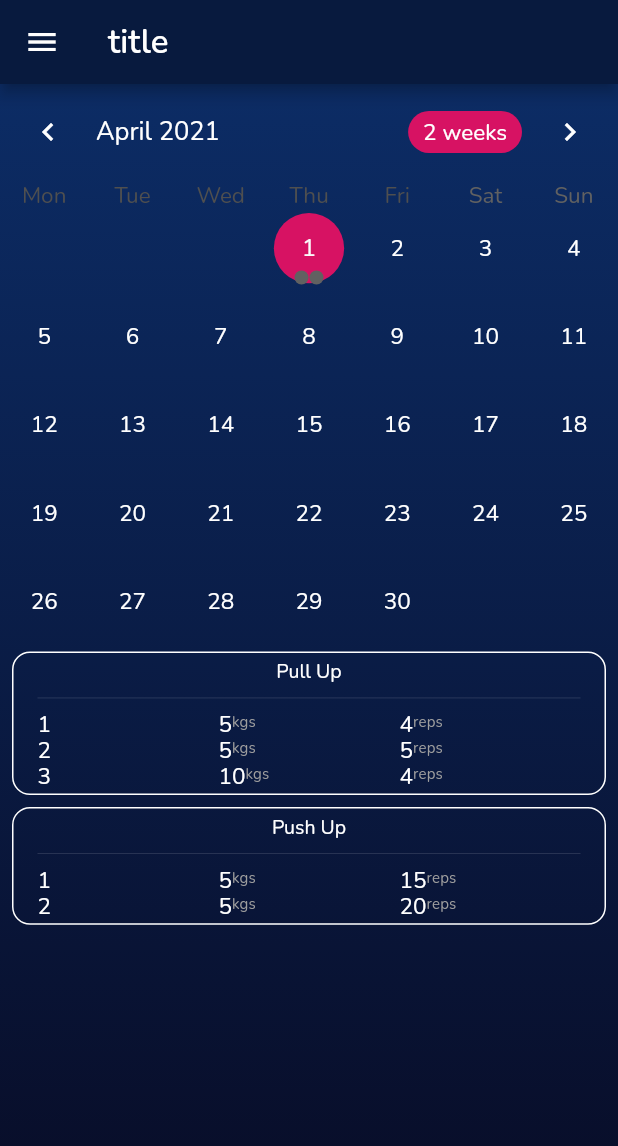
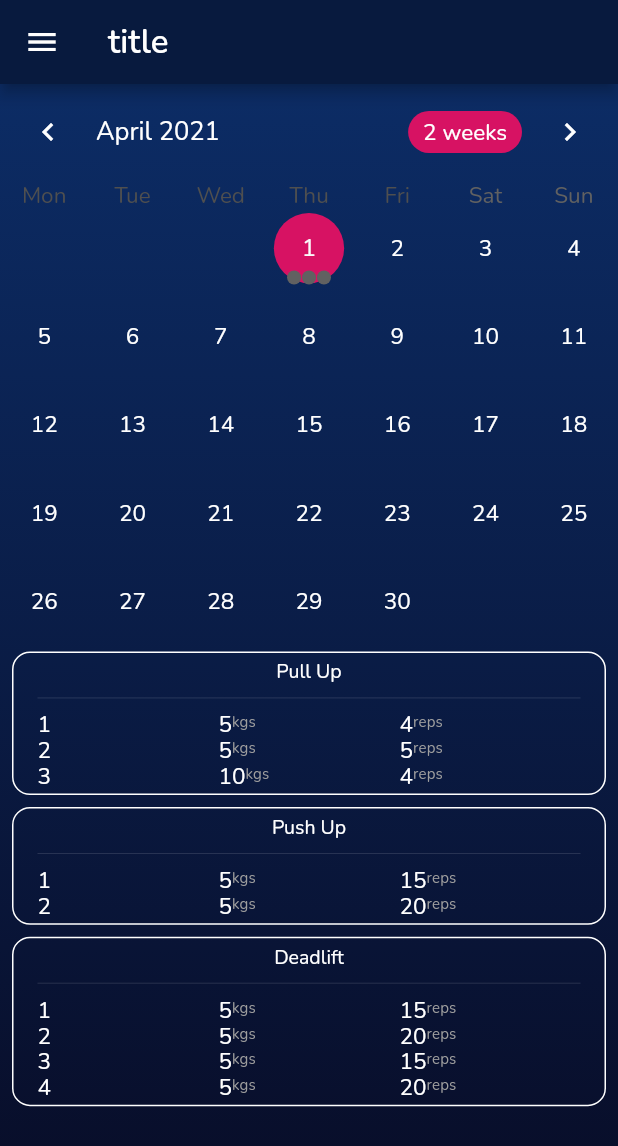
Before and after one commit to murock/calisthenics_logger_2, a Flutter app: the screen it shows after launch, on a phone screen of 412 x 824 dp. Shown: the top 1146 px of the screen. Run offline on Flutter 3.47's test engine with Material 2 defaults, Android fonts, the phone set to English and light mode, and no system bars; drawn by our look-alikes of table_calendar; our stand-ins replace charts_flutter.

Commit message:
Add deadlift example data

```diff
--- a/lib/presentation/pages/calendar_page.dart
+++ b/lib/presentation/pages/calendar_page.dart
@@ -61,10 +61,18 @@ class _CalendarPageState extends State<CalendarPage>
       // ExerciseRowData('Push Up', '3', '10', '10'),
     ];
 
+    List<ExerciseRowData> _exampleDeadliftData = [
+      ExerciseRowData('Deadlift', '1', '15', '5'),
+      ExerciseRowData('Deadlift', '2', '20', '5'),
+      ExerciseRowData('Deadlift', '3', '15', '5'),
+      ExerciseRowData('Deadlift', '4', '20', '5'),
+    ];
+
     _events = {
       _selectedDay.subtract(Duration(days: 0)): [
         _examplePullUpData,
-        _examplePushUpData
+        _examplePushUpData,
+        _exampleDeadliftData
       ],
       // _selectedDay.subtract(Duration(days: 30)): [
       //   'Event A0',
```
